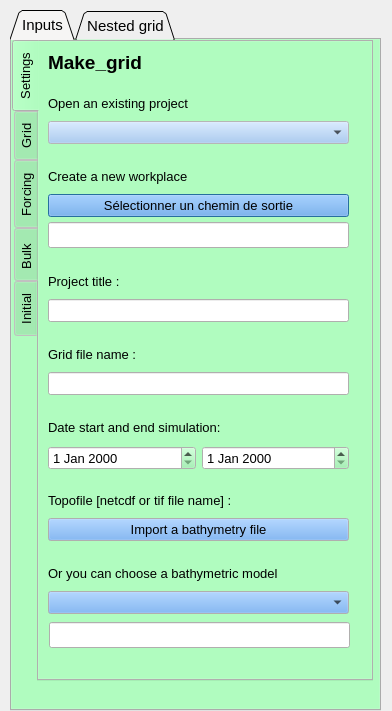
The window that Preprocess/qcrocoflow_crocogrid_dialog_base.ui (epzt/qcrocoflow) describes before a commit, drawn with Qt 5.
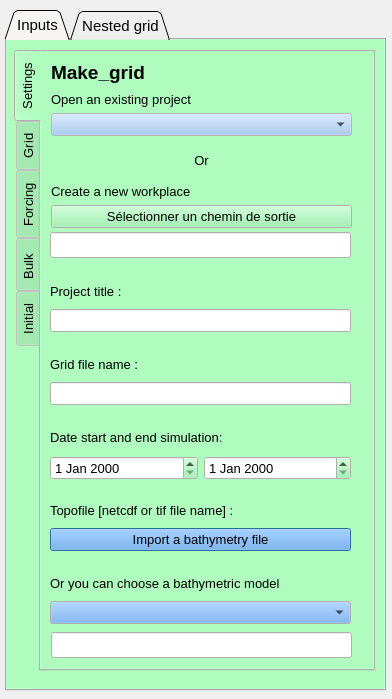
The same window after the commit.

Diff of the .ui file:
```diff
--- a/Preprocess/qcrocoflow_crocogrid_dialog_base.ui
+++ b/Preprocess/qcrocoflow_crocogrid_dialog_base.ui
@@ -7,7 +7,7 @@
     <x>0</x>
     <y>0</y>
     <width>392</width>
-    <height>711</height>
+    <height>699</height>
    </rect>
   </property>
   <property name="font">
@@ -27,10 +27,10 @@
   <widget class="QTabWidget" name="GridTabsWidget">
    <property name="geometry">
     <rect>
-     <x>10</x>
+     <x>5</x>
      <y>10</y>
-     <width>371</width>
-     <height>701</height>
+     <width>381</width>
+     <height>681</height>
     </rect>
    </property>
    <property name="palette">
@@ -118,10 +118,10 @@
     <widget class="QTabWidget" name="tabWidget_3">
      <property name="geometry">
       <rect>
-       <x>0</x>
-       <y>0</y>
+       <x>7</x>
+       <y>10</y>
        <width>361</width>
-       <height>641</height>
+       <height>621</height>
       </rect>
      </property>
      <property name="palette">
@@ -491,7 +491,7 @@
        </property>
        <property name="geometry">
         <rect>
-         <x>9</x>
+         <x>10</x>
          <y>9</y>
          <width>110</width>
          <height>23</height>
@@ -600,275 +600,7 @@
         <string>Make_grid</string>
        </property>
       </widget>
-      <widget class="QWidget" name="">
-       <property name="geometry">
-        <rect>
-         <x>9</x>
-         <y>50</y>
-         <width>301</width>
-         <height>52</height>
-        </rect>
-       </property>
-       <layout class="QVBoxLayout" name="verticalLayout_7">
-        <item>
-         <widget class="QLabel" name="label_16">
-          <property name="font">
-           <font>
-            <pointsize>10</pointsize>
-           </font>
-          </property>
-          <property name="text">
-           <string>Open an existing project</string>
-          </property>
-         </widget>
-        </item>
-        <item>
-         <widget class="QComboBox" name="opengridprojectComboBox">
-          <property name="palette">
-           <palette>
-            <active>
-             <colorrole role="Button">
-              <brush brushstyle="SolidPattern">
-               <color alpha="255">
-                <red>153</red>
-                <green>193</green>
-                <blue>241</blue>
-               </color>
-              </brush>
-             </colorrole>
-             <colorrole role="Base">
-              <brush brushstyle="SolidPattern">
-               <color alpha="255">
-                <red>255</red>
-                <green>255</green>
-                <blue>255</blue>
-               </color>
-              </brush>
-             </colorrole>
-             <colorrole role="Window">
-              <brush brushstyle="SolidPattern">
-               <color alpha="255">
-                <red>255</red>
-                <green>255</green>
-                <blue>255</blue>
-               </color>
-              </brush>
-             </colorrole>
-            </active>
-            <inactive>
-             <colorrole role="Button">
-              <brush brushstyle="SolidPattern">
-               <color alpha="255">
-                <red>153</red>
-                <green>193</green>
-                <blue>241</blue>
-               </color>
-              </brush>
-             </colorrole>
-             <colorrole role="Base">
-              <brush brushstyle="SolidPattern">
-               <color alpha="255">
-                <red>255</red>
-                <green>255</green>
-                <blue>255</blue>
-               </color>
-              </brush>
-             </colorrole>
-             <colorrole role="Window">
-              <brush brushstyle="SolidPattern">
-               <color alpha="255">
-                <red>255</red>
-                <green>255</green>
-                <blue>255</blue>
-               </color>
-              </brush>
-             </colorrole>
-            </inactive>
-            <disabled>
-             <colorrole role="Button">
-              <brush brushstyle="SolidPattern">
-               <color alpha="255">
-                <red>153</red>
-                <green>193</green>
-                <blue>241</blue>
-               </color>
-              </brush>
-             </colorrole>
-             <colorrole role="Base">
-              <brush brushstyle="SolidPattern">
-               <color alpha="255">
-                <red>255</red>
-                <green>255</green>
-                <blue>255</blue>
-               </color>
-              </brush>
-             </colorrole>
-             <colorrole role="Window">
-              <brush brushstyle="SolidPattern">
-               <color alpha="255">
-                <red>255</red>
-                <green>255</green>
-                <blue>255</blue>
-               </color>
-              </brush>
-             </colorrole>
-            </disabled>
-           </palette>
-          </property>
-         </widget>
-        </item>
-       </layout>
-      </widget>
-      <widget class="QWidget" name="">
-       <property name="geometry">
-        <rect>
-         <x>9</x>
-         <y>123</y>
-         <width>301</width>
-         <height>52</height>
-        </rect>
-       </property>
-       <layout class="QVBoxLayout" name="verticalLayout_8">
-        <item>
-         <widget class="QLabel" name="label_10">
-          <property name="font">
-           <font>
-            <pointsize>10</pointsize>
-           </font>
-          </property>
-          <property name="text">
-           <string>Create a new workplace</string>
-          </property>
-         </widget>
-        </item>
-        <item>
-         <widget class="QPushButton" name="selectenvButton">
-          <property name="palette">
-           <palette>
-            <active>
-             <colorrole role="Button">
-              <brush brushstyle="SolidPattern">
-               <color alpha="255">
-                <red>98</red>
-                <green>160</green>
-                <blue>234</blue>
-               </color>
-              </brush>
-             </colorrole>
-             <colorrole role="Light">
-              <brush brushstyle="SolidPattern">
-               <color alpha="255">
-                <red>255</red>
-                <green>255</green>
-                <blue>255</blue>
-               </color>
-              </brush>
-             </colorrole>
-             <colorrole role="Midlight">
-              <brush brushstyle="SolidPattern">
-               <color alpha="255">
-                <red>255</red>
-                <green>255</green>
-                <blue>255</blue>
-               </color>
-              </brush>
-             </colorrole>
-             <colorrole role="Base">
-              <brush brushstyle="SolidPattern">
-               <color alpha="255">
-                <red>249</red>
-                <green>240</green>
-                <blue>107</blue>
-               </color>
-              </brush>
-             </colorrole>
-            </active>
-            <inactive>
-             <colorrole role="Button">
-              <brush brushstyle="SolidPattern">
-               <color alpha="255">
-                <red>98</red>
-                <green>160</green>
-                <blue>234</blue>
-               </color>
-              </brush>
-             </colorrole>
-             <colorrole role="Light">
-              <brush brushstyle="SolidPattern">
-               <color alpha="255">
-                <red>255</red>
-                <green>255</green>
-                <blue>255</blue>
-               </color>
-              </brush>
-             </colorrole>
-             <colorrole role="Midlight">
-              <brush brushstyle="SolidPattern">
-               <color alpha="255">
-                <red>255</red>
-                <green>255</green>
-                <blue>255</blue>
-               </color>
-              </brush>
-             </colorrole>
-             <colorrole role="Base">
-              <brush brushstyle="SolidPattern">
-               <color alpha="255">
-                <red>249</red>
-                <green>240</green>
-                <blue>107</blue>
-               </color>
-              </brush>
-             </colorrole>
-            </inactive>
-            <disabled>
-             <colorrole role="Button">
-              <brush brushstyle="SolidPattern">
-               <color alpha="255">
-                <red>98</red>
-                <green>160</green>
-                <blue>234</blue>
-               </color>
-              </brush>
-             </colorrole>
-             <colorrole role="Light">
-              <brush brushstyle="SolidPattern">
-               <color alpha="255">
-                <red>255</red>
-                <green>255</green>
-                <blue>255</blue>
-               </color>
-              </brush>
-             </colorrole>
-             <colorrole role="Midlight">
-              <brush brushstyle="SolidPattern">
-               <color alpha="255">
-                <red>255</red>
-                <green>255</green>
-                <blue>255</blue>
-               </color>
-              </brush>
-             </colorrole>
-             <colorrole role="Base">
-              <brush brushstyle="SolidPattern">
-               <color alpha="255">
-                <red>153</red>
-                <green>193</green>
-                <blue>241</blue>
-               </color>
-              </brush>
-             </colorrole>
-            </disabled>
-           </palette>
-          </property>
-          <property name="text">
-           <string>Sélectionner un chemin de sortie</string>
-          </property>
-         </widget>
-        </item>
-       </layout>
-      </widget>
-      <widget class="QWidget" name="">
+      <widget class="QWidget" name="layoutWidget">
        <property name="geometry">
         <rect>
          <x>9</x>
@@ -1135,7 +867,7 @@
         </item>
        </layout>
       </widget>
-      <widget class="QWidget" name="">
+      <widget class="QWidget" name="layoutWidget">
        <property name="geometry">
         <rect>
          <x>9</x>
@@ -1399,7 +1131,7 @@
         </item>
        </layout>
       </widget>
-      <widget class="QWidget" name="">
+      <widget class="QWidget" name="layoutWidget">
        <property name="geometry">
         <rect>
          <x>9</x>
@@ -1433,7 +1165,7 @@
         </item>
        </layout>
       </widget>
-      <widget class="QWidget" name="">
+      <widget class="QWidget" name="layoutWidget">
        <property name="geometry">
         <rect>
          <x>9</x>
@@ -1501,7 +1233,7 @@
         </item>
        </layout>
       </widget>
-      <widget class="QWidget" name="">
+      <widget class="QWidget" name="layoutWidget">
        <property name="geometry">
         <rect>
          <x>9</x>
@@ -1561,6 +1293,162 @@
         </item>
        </layout>
       </widget>
+      <widget class="QWidget" name="layoutWidget">
+       <property name="geometry">
+        <rect>
+         <x>10</x>
+         <y>40</y>
+         <width>301</width>
+         <height>136</height>
+        </rect>
+       </property>
+       <layout class="QVBoxLayout" name="verticalLayout_19">
+        <item>
+         <layout class="QVBoxLayout" name="verticalLayout_7">
+          <item>
+           <widget class="QLabel" name="label_16">
+            <property name="font">
+             <font>
+              <pointsize>10</pointsize>
+             </font>
+            </property>
+            <property name="text">
+             <string>Open an existing project</string>
+            </property>
+           </widget>
+          </item>
+          <item>
+           <widget class="QComboBox" name="opengridprojectComboBox">
+            <property name="palette">
+             <palette>
+              <active>
+               <colorrole role="Button">
+                <brush brushstyle="SolidPattern">
+                 <color alpha="255">
+                  <red>153</red>
+                  <green>193</green>
+                  <blue>241</blue>
+                 </color>
+                </brush>
+               </colorrole>
+               <colorrole role="Base">
+                <brush brushstyle="SolidPattern">
+                 <color alpha="255">
+                  <red>255</red>
+                  <green>255</green>
+                  <blue>255</blue>
+                 </color>
+                </brush>
+               </colorrole>
+               <colorrole role="Window">
+                <brush brushstyle="SolidPattern">
+                 <color alpha="255">
+                  <red>255</red>
+                  <green>255</green>
+                  <blue>255</blue>
+                 </color>
+                </brush>
+               </colorrole>
+              </active>
+              <inactive>
+               <colorrole role="Button">
+                <brush brushstyle="SolidPattern">
+                 <color alpha="255">
+                  <red>153</red>
+                  <green>193</green>
+                  <blue>241</blue>
+                 </color>
+                </brush>
+               </colorrole>
+               <colorrole role="Base">
+                <brush brushstyle="SolidPattern">
+                 <color alpha="255">
+                  <red>255</red>
+                  <green>255</green>
+                  <blue>255</blue>
+                 </color>
+                </brush>
+               </colorrole>
+               <colorrole role="Window">
+                <brush brushstyle="SolidPattern">
+                 <color alpha="255">
+                  <red>255</red>
+                  <green>255</green>
+                  <blue>255</blue>
+                 </color>
+                </brush>
+               </colorrole>
+              </inactive>
+              <disabled>
+               <colorrole role="Button">
+                <brush brushstyle="SolidPattern">
+                 <color alpha="255">
+                  <red>153</red>
+                  <green>193</green>
+                  <blue>241</blue>
+                 </color>
+                </brush>
+               </colorrole>
+               <colorrole role="Base">
+                <brush brushstyle="SolidPattern">
+                 <color alpha="255">
+                  <red>255</red>
+                  <green>255</green>
+                  <blue>255</blue>
+                 </color>
+                </brush>
+               </colorrole>
+               <colorrole role="Window">
+                <brush brushstyle="SolidPattern">
+                 <color alpha="255">
+                  <red>255</red>
+                  <green>255</green>
+                  <blue>255</blue>
+                 </color>
+                </brush>
+               </colorrole>
+              </disabled>
+             </palette>
+            </property>
+           </widget>
+          </item>
+         </layout>
+        </item>
+        <item>
+         <widget class="QLabel" name="label_2">
+          <property name="text">
+           <string>Or</string>
+          </property>
+          <property name="alignment">
+           <set>Qt::AlignCenter</set>
+          </property>
+         </widget>
+        </item>
+        <item>
+         <layout class="QVBoxLayout" name="verticalLayout_8">
+          <item>
+           <widget class="QLabel" name="label_10">
+            <property name="font">
+             <font>
+              <pointsize>10</pointsize>
+             </font>
+            </property>
+            <property name="text">
+             <string>Create a new workplace</string>
+            </property>
+           </widget>
+          </item>
+          <item>
+           <widget class="QPushButton" name="selectenvButton">
+            <property name="text">
+             <string>Sélectionner un chemin de sortie</string>
+            </property>
+           </widget>
+          </item>
+         </layout>
+        </item>
+       </layout>
+      </widget>
      </widget>
      <widget class="QWidget" name="tab_7">
       <property name="styleSheet">
```
Left out of the diff: 18 changed lines with no effect on the pictures.
